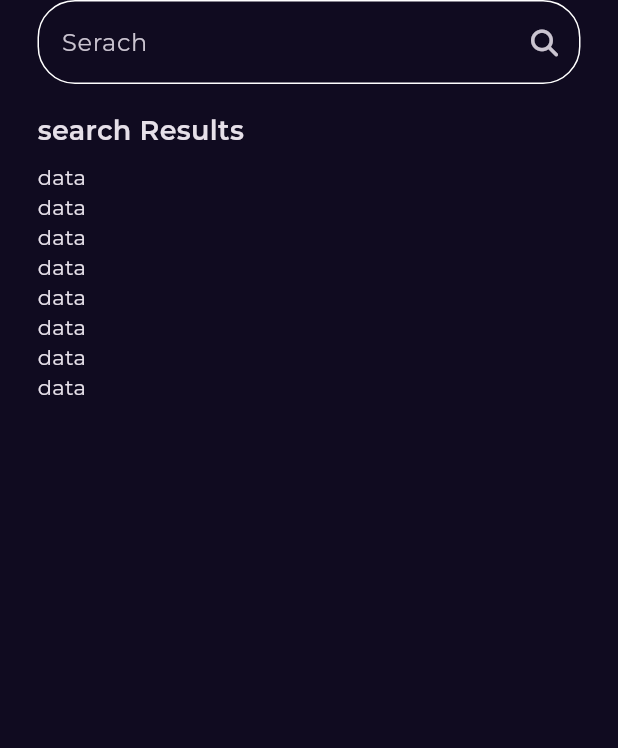
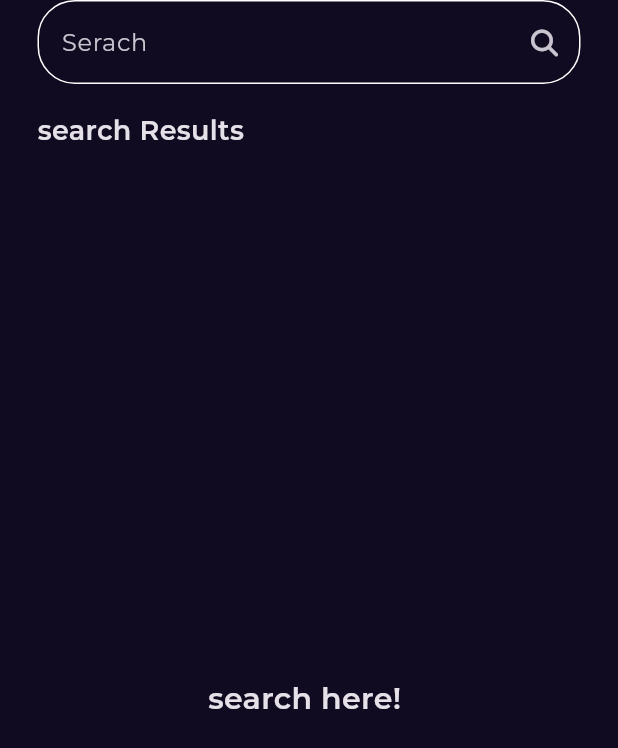
Before and after one commit to AliKamar34/book-app, a Flutter app: the screen it shows after launch, after a tap on an icon or button, on a phone screen of 412 x 824 dp. Shown: the top 748 px of the screen. Run offline on Flutter 3.47's test engine with Material 3 defaults, Android fonts, the phone set to English and light mode, and no system bars; our stand-ins replace bloc, cached_network_image, dartz, dio, equatable, flutter_bloc and 4 more; network calls fail.

Commit message:
finish the app

```diff
--- a/lib/Features/home/presentation/views/widgets/best_seller_item_info.dart
+++ b/lib/Features/home/presentation/views/widgets/best_seller_item_info.dart
@@ -28,6 +28,8 @@ class BestSellerItemInfo extends StatelessWidget {
           ),
           Text(
             authorName,
+            maxLines: 1,
+            overflow: TextOverflow.ellipsis,
             style: Styles.textStyle14,
           ),
           const Row(
--- a/lib/Features/home/presentation/views/widgets/best_seller_list_view_item.dart
+++ b/lib/Features/home/presentation/views/widgets/best_seller_list_view_item.dart
@@ -41,7 +41,7 @@ class BookListViewItem extends StatelessWidget {
               ),
               BestSellerItemInfo(
                 bookName: bookModel.volumeInfo.title,
-                authorName: bookModel.volumeInfo.authors![0],
+                authorName: bookModel.volumeInfo.authors?[0] ?? '',
 
               ),
             ],
--- a/lib/Features/search/presentation/manager/search_result_cubit/search_result_cubit.dart
+++ b/lib/Features/search/presentation/manager/search_result_cubit/search_result_cubit.dart
@@ -10,8 +10,20 @@ class SearchResultCubit extends Cubit<SearchResultState> {
   final SearchRepo searchRepo;
 
   Future<void> fetchSearchResult({required String category}) async {
-    emit(SearchResultLoading());
+
+
+
+
+    if (category == '') {
+  emit(SearchResultInitial());
+
+} else {
+  emit(SearchResultLoading());
+}
+
+
     var result =await searchRepo.fetchSearchedBooks(category: category);
+
     result.fold(
       (failuer) {
         emit(
--- a/lib/Features/search/presentation/views/widgets/book_result_list_view.dart
+++ b/lib/Features/search/presentation/views/widgets/book_result_list_view.dart
@@ -1,19 +1,47 @@
+import 'package:bookly_app/Features/home/data/models/book_model/book_model.dart';
 import 'package:bookly_app/Features/home/presentation/views/widgets/best_seller_list_view_item.dart';
+import 'package:bookly_app/Features/search/presentation/manager/search_result_cubit/search_result_cubit.dart';
+import 'package:bookly_app/core/Utils/styels.dart';
+import 'package:bookly_app/core/widgets/custom_error_widget.dart';
+import 'package:bookly_app/core/widgets/custom_loading_indicator.dart';
 import 'package:flutter/material.dart';
+import 'package:flutter_bloc/flutter_bloc.dart';
 
 class BookResultListView extends StatelessWidget {
-  const BookResultListView({super.key});
+  const BookResultListView({
+    super.key,
+  });
 
   @override
   Widget build(BuildContext context) {
-    return ListView.builder(
-      padding: EdgeInsets.zero,
-      itemCount: 8,
-      itemBuilder: (context, index) {
-        return Text('data');
-        //  const BookListViewItem(
-
-        // );
+    return BlocBuilder<SearchResultCubit, SearchResultState>(
+      builder: (context, state) {
+        if (state is SearchResultSuccess) {
+          return ListView.builder(
+            padding: EdgeInsets.zero,
+            itemCount: state.books.length,
+            itemBuilder: (context, index) {
+              return BookListViewItem(
+                bookModel: state.books[index],
+              );
+            },
+          );
+        } else if (state is SearchResultFailuer) {
+          return CustomErrorWidget(
+            errMessage: state.errMessage.contains('is not a subtype of type')
+                ? 'No books'
+                : state.errMessage,
+          );
+        } else if (state is SearchResultLoading) {
+          return const CustomLoadingIndicator();
+        } else {
+          return const Center(
+            child: Text(
+              'search here! ',
+              style: Styles.textStyle20,
+            ),
+          );
+        }
       },
     );
   }
--- a/lib/Features/search/presentation/views/widgets/custom_search_text_feild.dart
+++ b/lib/Features/search/presentation/views/widgets/custom_search_text_feild.dart
@@ -1,16 +1,24 @@
+import 'package:bookly_app/Features/search/presentation/manager/search_result_cubit/search_result_cubit.dart';
 import 'package:flutter/material.dart';
+import 'package:flutter_bloc/flutter_bloc.dart';
 import 'package:font_awesome_flutter/font_awesome_flutter.dart';
 
 class CustomSearchTextFeild extends StatelessWidget {
-  const CustomSearchTextFeild({super.key});
-
+  const CustomSearchTextFeild({super.key, this.onPressed});
+  final void Function()? onPressed;
   @override
   Widget build(BuildContext context) {
     return TextField(
+      onChanged: (value) {
+        BlocProvider.of<SearchResultCubit>(context)
+            .fetchSearchResult(category: value);
+      },
       decoration: InputDecoration(
         hintText: 'Serach',
         suffixIcon: IconButton(
           onPressed: () {},
+          // BlocProvider.of<SearchResultCubit>(context)
+          //     .fetchSearchResult(category: category),
           icon: const Icon(
             FontAwesomeIcons.magnifyingGlass,
             size: 18,
--- a/lib/core/Utils/app_routes.dart
+++ b/lib/core/Utils/app_routes.dart
@@ -3,6 +3,8 @@ import 'package:bookly_app/Features/home/data/repos/home_repo_impl.dart';
 import 'package:bookly_app/Features/home/presentation/manager/similar_books_cubit/similar_books_cubit.dart';
 import 'package:bookly_app/Features/home/presentation/views/book_details_view.dart';
 import 'package:bookly_app/Features/home/presentation/views/home_view.dart';
+import 'package:bookly_app/Features/search/data/repos/search_rapo_impl.dart';
+import 'package:bookly_app/Features/search/presentation/manager/search_result_cubit/search_result_cubit.dart';
 import 'package:bookly_app/Features/search/presentation/views/search_view.dart';
 import 'package:bookly_app/Features/splash/presentation/views/splash_view.dart';
 import 'package:bookly_app/core/Utils/service_locator.dart';
@@ -34,7 +36,7 @@ abstract class AppRoutes {
         builder: (BuildContext context, GoRouterState state) {
           return BlocProvider(
             create: (context) => SimilarBooksCubit(getIt.get<HomeRepoImpl>()),
-            child:  BookDetailsView(
+            child: BookDetailsView(
               bookModel: state.extra as BookModel,
             ),
           );
@@ -43,7 +45,10 @@ abstract class AppRoutes {
       GoRoute(
         path: kSerachView,
         builder: (BuildContext context, GoRouterState state) {
-          return const SearchView();
+          return  BlocProvider(
+            create: (context) => SearchResultCubit(getIt.get<SearchRepoImpl>()),
+            child: const SearchView(),
+          );
         },
       ),
     ],
--- a/lib/core/Utils/service_locator.dart
+++ b/lib/core/Utils/service_locator.dart
@@ -1,4 +1,5 @@
 import 'package:bookly_app/Features/home/data/repos/home_repo_impl.dart';
+import 'package:bookly_app/Features/search/data/repos/search_rapo_impl.dart';
 import 'package:bookly_app/core/Utils/api_service.dart';
 import 'package:dio/dio.dart';
 import 'package:get_it/get_it.dart';
@@ -16,4 +17,10 @@ void setUpServiceLocator() {
       getIt.get<ApiService>(),
     ),
   );
+
+  getIt.registerSingleton<SearchRepoImpl>(
+    SearchRepoImpl(
+      getIt.get<ApiService>(),
+    ),
+  );
 }
--- a/lib/core/widgets/custom_error_widget.dart
+++ b/lib/core/widgets/custom_error_widget.dart
@@ -9,7 +9,7 @@ class CustomErrorWidget extends StatelessWidget {
     return Center(
       child: Text(
         errMessage,
-        style: Styles.textStyle30,
+        style: Styles.textStyle18,
       ),
     );
   }
```
